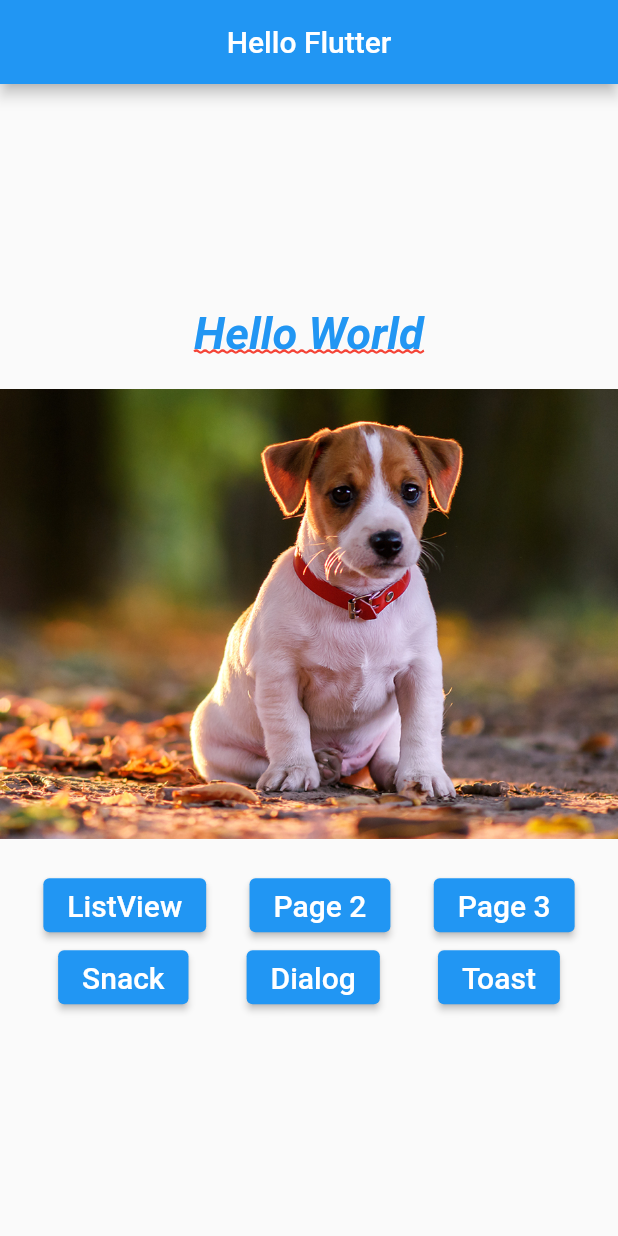
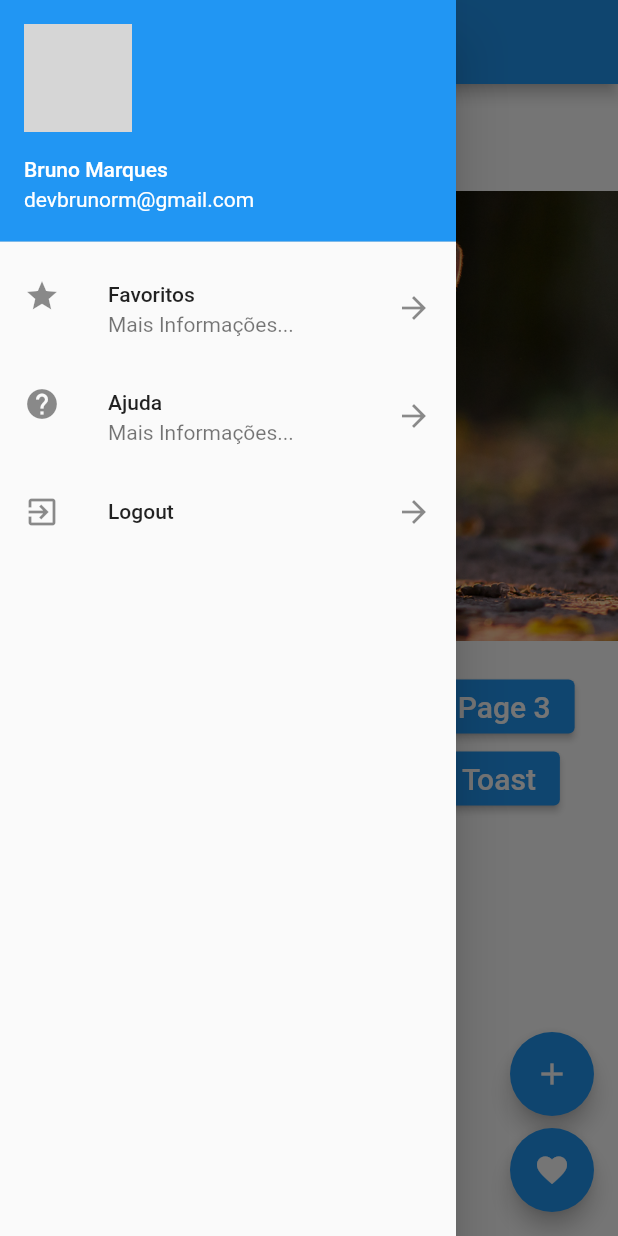
Before and after one commit to devbrunorm/flutter-aula01, a Flutter app: the screen it shows after launch, with the side drawer open (before the commit the screen has no drawer), on a phone screen of 412 x 824 dp. Run offline on Flutter 3.47's test engine with Material 2 defaults, Android fonts, the phone set to English and light mode, and no system bars; our stand-ins replace fluttertoast; network calls fail; grey boxes are pictures that could not be loaded.

Commit message:
Adicionado o drawer e os botões flutuantes da home page do aplicativo.

```diff
--- /dev/null
+++ b/lib/drawer_list.dart
@@ -0,0 +1,53 @@
+import 'package:flutter/material.dart';
+
+class DrawerList extends StatelessWidget {
+  const DrawerList({Key? key}) : super(key: key);
+
+  @override
+  Widget build(BuildContext context) {
+    return SafeArea(
+      child: Drawer(
+        child: ListView(
+          children: <Widget>[
+            UserAccountsDrawerHeader(
+                accountName: Text("Bruno Marques"),
+                accountEmail: Text("devbrunorm@gmail.com"),
+              currentAccountPicture: CircleAvatar(
+                backgroundImage: NetworkImage("https://encrypted-tbn0.gstatic.com/images?q=tbn:ANd9GcS884yE-aP3PQdStnZ7KZecX04EDdYa2YpRgQ&usqp=CAU"),
+              ),
+            ),
+            ListTile(
+              leading: Icon(Icons.star),
+              title: Text("Favoritos"),
+              subtitle: Text("Mais Informações..."),
+              trailing: Icon(Icons.arrow_forward),
+              onTap: () {
+                print("Item 1");
+                Navigator.pop(context);
+              },
+            ),
+            ListTile(
+              leading: Icon(Icons.help),
+              title: Text("Ajuda"),
+              subtitle: Text("Mais Informações..."),
+              trailing: Icon(Icons.arrow_forward),
+              onTap: () {
+                print("Item 1");
+                Navigator.pop(context);
+              },
+            ),
+            ListTile(
+              leading: Icon(Icons.exit_to_app),
+              title: Text("Logout"),
+              trailing: Icon(Icons.arrow_forward),
+              onTap: () {
+                print("Item 1");
+                Navigator.pop(context);
+              },
+            ),
+          ],
+        ),
+      ),
+    );
+  }
+}
--- a/lib/home_page.dart
+++ b/lib/home_page.dart
@@ -1,4 +1,5 @@
 import 'package:flutter/material.dart';
+import 'package:projetos_android/drawer_list.dart';
 import 'package:projetos_android/pages/hello_listview.dart';
 import 'package:projetos_android/pages/hello_page2.dart';
 import 'package:projetos_android/pages/hello_page3.dart';
@@ -17,13 +18,39 @@ class HomePage extends StatelessWidget {
         centerTitle: true,
       ),
       body: _body(context),
+      floatingActionButton: Column(
+        mainAxisAlignment: MainAxisAlignment.end,
+        children: <Widget>[
+          FloatingActionButton(
+            child: Icon(Icons.add),
+            onPressed: () {
+              _onClickFab();
+            },
+          ),
+          SizedBox(
+            width: 8,
+            height: 8,
+          ),
+          FloatingActionButton(
+            child: Icon(Icons.favorite),
+            onPressed: () {
+              _onClickFab();
+            },
+          ),
+        ],
+      ),
+      drawer: DrawerList(
+
+      ),
     );
   }
 
   _body(BuildContext context) {
     return Container(
+      padding: EdgeInsets.only(top: 16),
+      color: Colors.white,
       child: Column(
-        mainAxisAlignment: MainAxisAlignment.center,
+        mainAxisAlignment: MainAxisAlignment.start,
         children: <Widget>[
           _text(),
           _pageView(),
@@ -163,4 +190,8 @@ class HomePage extends StatelessWidget {
       fit: BoxFit.cover,
     );
   }
+
+  _onClickFab() {
+    print("Adicionar");
+  }
 }
```
